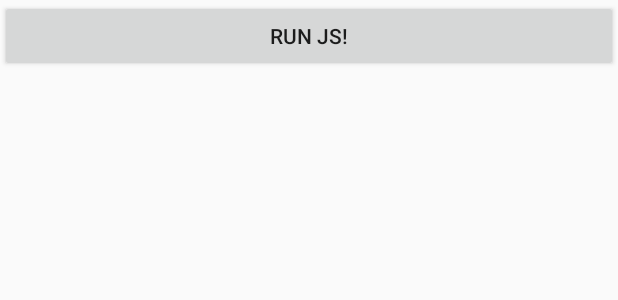
After one commit to sulewicz/hybrid-js, an Android app: the layout activity_js.xml on its own in the app's theme, with its tools: preview values and no code run, on a phone screen of 412 x 824 dp. The commit adds this screen. Shown: the top 300 px of the screen. Run offline under Robolectric (Android 15) with nearby library versions, the phone set to English and light mode, and no system bars.

Commit message:
JavaScript runtime demo added.

```diff
--- a/android/HybridDemo/app/build.gradle
+++ b/android/HybridDemo/app/build.gradle
@@ -21,6 +21,7 @@ android {
 
 dependencies {
     implementation fileTree(dir: 'libs', include: ['*.jar'])
+    implementation 'com.github.ericwlange:AndroidJSCore:3.0.1'
     implementation 'com.android.support:appcompat-v7:26.1.0'
     implementation 'com.android.support.constraint:constraint-layout:1.0.2'
     testImplementation 'junit:junit:4.12'
--- a/android/HybridDemo/app/src/main/AndroidManifest.xml
+++ b/android/HybridDemo/app/src/main/AndroidManifest.xml
@@ -19,6 +19,7 @@
         </activity>
 
         <activity android:name=".WebViewActivity" />
+        <activity android:name=".JSRuntimeActivity" />
     </application>
 
 </manifest>
--- /dev/null
+++ b/android/HybridDemo/app/src/main/res/layout/activity_js.xml
@@ -0,0 +1,33 @@
+<?xml version="1.0" encoding="utf-8"?>
+<RelativeLayout xmlns:android="http://schemas.android.com/apk/res/android"
+    android:orientation="vertical" android:layout_width="match_parent"
+    android:layout_height="match_parent">
+
+    <Button
+        android:id="@+id/run_js_button"
+        android:layout_width="match_parent"
+        android:layout_height="wrap_content"
+        android:layout_alignParentLeft="true"
+        android:layout_alignParentRight="true"
+        android:layout_alignParentTop="true"
+        android:text="@string/run_js" />
+
+    <ScrollView
+        android:layout_width="match_parent"
+        android:layout_below="@id/run_js_button"
+        android:layout_alignParentLeft="true"
+        android:layout_alignParentRight="true"
+        android:layout_alignParentBottom="true"
+        android:layout_height="wrap_content">
+        <LinearLayout
+            android:id="@+id/content"
+            android:paddingLeft="16dp"
+            android:paddingRight="16dp"
+            android:layout_width="match_parent"
+            android:layout_height="match_parent"
+            android:orientation="vertical">
+
+        </LinearLayout>
+    </ScrollView>
+
+</RelativeLayout>
--- a/android/HybridDemo/app/src/main/res/values/strings.xml
+++ b/android/HybridDemo/app/src/main/res/values/strings.xml
@@ -1,4 +1,6 @@
 <resources>
     <string name="app_name">HybridDemo</string>
     <string name="webview_demo">WebView Demo</string>
+    <string name="runtime_demo">JS Runtime Demo</string>
+    <string name="run_js">Run JS!</string>
 </resources>
--- a/android/HybridDemo/build.gradle
+++ b/android/HybridDemo/build.gradle
@@ -19,6 +19,7 @@ allprojects {
     repositories {
         google()
         jcenter()
+        maven { url 'https://jitpack.io' }
     }
 }
 
```
Also changed, not shown: android/HybridDemo/app/src/main/java/org/coderoller/hybriddemo/JSRuntimeActivity.java (added, +53 -0 lines), android/HybridDemo/app/src/main/java/org/coderoller/hybriddemo/MainActivity.java (+8 -1 lines), android/HybridDemo/app/src/main/res/layout/activity_main.xml (+7 -1 lines), 5 other files.
